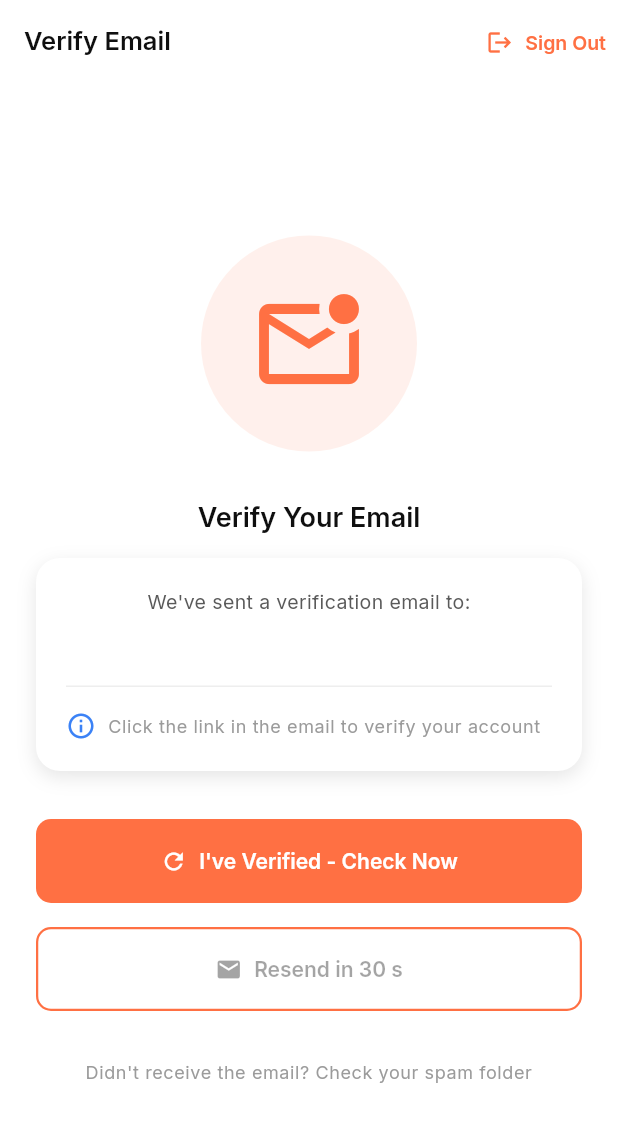
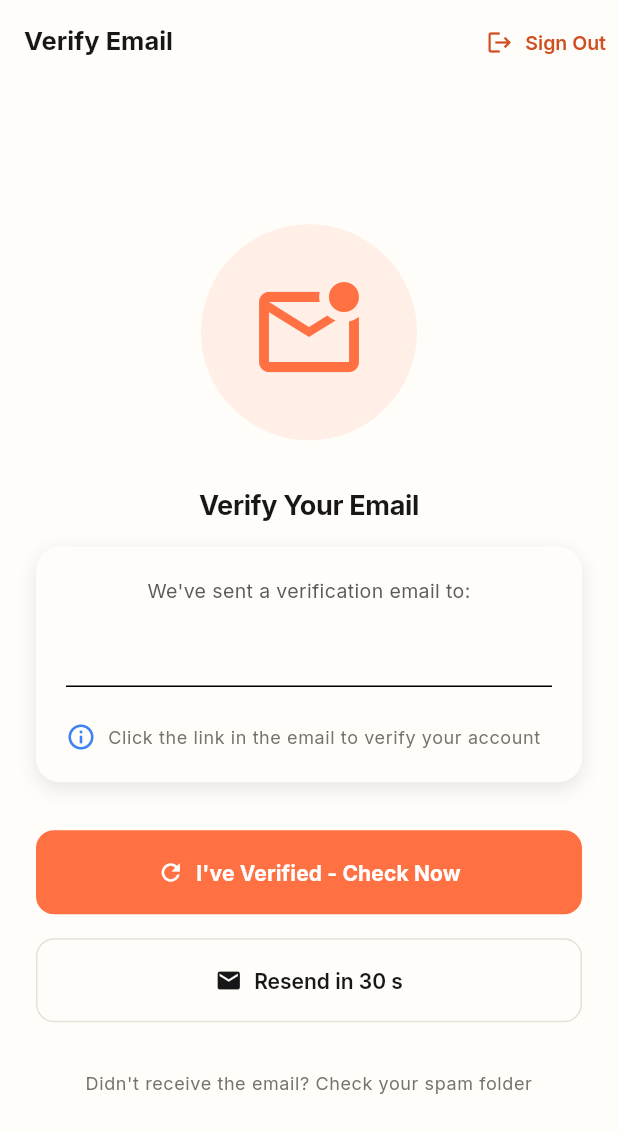
Before and after one commit to drizzlysean/sangaso, a Flutter app: the screen it shows once a user with an empty profile is signed in, on a phone screen of 412 x 824 dp. Shown: the top 1133 px of the screen. Run offline on Flutter 3.47's test engine with Material 3 defaults, Android fonts, the phone set to English and light mode, and no system bars; our stand-ins replace cloud_firestore, firebase_auth, firebase_core, firebase_storage, go_router, google_fonts and 1 more; accounts and stored records are empty.

Commit message:
feat: shared design tokens, Barlow/Playfair typography, branded widgets

```diff
--- a/lib/src/core/constants/app_colors.dart
+++ b/lib/src/core/constants/app_colors.dart
@@ -1,33 +1,45 @@
 import 'package:flutter/material.dart';
 
 class AppColors {
-  static const Color primary    = Color(0xFFFF7043);
-  static const Color primaryDim = Color(0xFFFFF3EF);
-  static const Color primaryMid = Color(0xFFFFE0D6);
+  // Brand oranges
+  static const Color primary     = Color(0xFFFF7043);
+  static const Color primaryDeep = Color(0xFFCF4F23);
+  static const Color primarySoft = Color(0xFFFF8A5C);
+  static const Color primaryDim  = Color(0xFFFFF1EC);
+  static const Color primaryMid  = Color(0xFFFFE0D6);
 
-  static const Color background  = Color(0xFFFFFFFF);
-  static const Color surface     = Color(0xFFFFFFFF);
-  static const Color surfaceGrey = Color(0xFFF7F7F7);
-  static const Color divider     = Color(0xFFEEEEEE);
-  static const Color border      = Color(0xFFE8E8E8);
+  // Dark / charcoal surfaces
+  static const Color charcoal    = Color(0xFF171615);
+  static const Color charcoalElevated = Color(0xFF24221F);
 
-  static const Color text1 = Color(0xFF0F0F0F);
-  static const Color text2 = Color(0xFF5A5A5A);
-  static const Color text3 = Color(0xFF9B9B9B);
+  // Warm light canvases
+  static const Color canvas      = Color(0xFFF7F4EE);
+  static const Color surface     = Color(0xFFFFFDF9);
+  static const Color background  = Color(0xFFFFFDF9);
+  static const Color surfaceGrey = Color(0xFFF7F4EE);
+  static const Color divider     = Color(0xFFE7E0D6);
+  static const Color border      = Color(0xFFE7E0D6);
+
+  // Text
+  static const Color text1 = Color(0xFF171717);
+  static const Color text2 = Color(0xFF5C5B57);
+  static const Color text3 = Color(0xFF77736D);
+  static const Color lightText = Color(0xFFFAF7F0);
+  static const Color mutedDark = Color(0xFFC9C2B8);
 
   // Aliases for compatibility
-  static const Color textPrimary   = text1;
-  static const Color textSecondary = text2;
-  static const Color textTertiary  = text3;
-  static const Color cardBorder    = border;
+  static const Color textPrimary    = text1;
+  static const Color textSecondary  = text2;
+  static const Color textTertiary   = text3;
+  static const Color cardBorder     = border;
   static const Color surfaceVariant = surfaceGrey;
-  static const Color accentLight   = primaryDim;
-  static const Color accent        = primary;
+  static const Color accentLight    = primaryDim;
+  static const Color accent         = primary;
 
   static const Color success = Color(0xFF22C55E);
   static const Color warning = Color(0xFFF59E0B);
   static const Color error   = Color(0xFFEF4444);
   static const Color info    = Color(0xFF3B82F6);
 
-  static const Color shadow = Color(0x1A000000); // black @ ~10% opacity
+  static const Color shadow = Color(0x1A171615);
 }
--- a/lib/src/core/theme/app_theme.dart
+++ b/lib/src/core/theme/app_theme.dart
@@ -21,25 +21,34 @@
         surfaceContainerHighest: AppColors.surfaceGrey,
       ),
       scaffoldBackgroundColor: AppColors.background,
+      pageTransitionsTheme: const PageTransitionsTheme(builders: {
+        TargetPlatform.android: ZoomPageTransitionsBuilder(),
+        TargetPlatform.iOS: CupertinoPageTransitionsBuilder(),
+      }),
       textTheme: base.copyWith(
-        // Display / hero
-        displayMedium: GoogleFonts.inter(fontSize: 28, fontWeight: FontWeight.w700, color: AppColors.text1, height: 1.2),
+        // Display / hero — Barlow Condensed for large headline blocks
+        displayLarge: GoogleFonts.barlowCondensed(
+            fontSize: 40, fontWeight: FontWeight.w800, color: AppColors.text1, height: 1.05, letterSpacing: -0.5),
+        displayMedium: GoogleFonts.barlowCondensed(
+            fontSize: 34, fontWeight: FontWeight.w800, color: AppColors.text1, height: 1.1, letterSpacing: -0.5),
+        displaySmall: GoogleFonts.barlowCondensed(
+            fontSize: 28, fontWeight: FontWeight.w800, color: AppColors.text1, height: 1.12),
         // Headings
-        headlineLarge:  GoogleFonts.inter(fontSize: 22, fontWeight: FontWeight.w700, color: AppColors.text1),
-        headlineMedium: GoogleFonts.inter(fontSize: 18, fontWeight: FontWeight.w600, color: AppColors.text1),
-        headlineSmall:  GoogleFonts.inter(fontSize: 16, fontWeight: FontWeight.w600, color: AppColors.text1),
+        headlineLarge: GoogleFonts.inter(fontSize: 22, fontWeight: FontWeight.w800, color: AppColors.text1, height: 1.25, letterSpacing: -0.3),
+        headlineMedium: GoogleFonts.inter(fontSize: 18, fontWeight: FontWeight.w700, color: AppColors.text1, height: 1.3, letterSpacing: -0.2),
+        headlineSmall: GoogleFonts.inter(fontSize: 16, fontWeight: FontWeight.w700, color: AppColors.text1),
         // Title
-        titleLarge:  GoogleFonts.inter(fontSize: 15, fontWeight: FontWeight.w600, color: AppColors.text1),
+        titleLarge: GoogleFonts.inter(fontSize: 15, fontWeight: FontWeight.w700, color: AppColors.text1),
         titleMedium: GoogleFonts.inter(fontSize: 14, fontWeight: FontWeight.w600, color: AppColors.text1),
-        titleSmall:  GoogleFonts.inter(fontSize: 13, fontWeight: FontWeight.w600, color: AppColors.text1),
+        titleSmall: GoogleFonts.inter(fontSize: 13, fontWeight: FontWeight.w600, color: AppColors.text1),
         // Body
-        bodyLarge:  GoogleFonts.inter(fontSize: 15, fontWeight: FontWeight.w400, color: AppColors.text1, height: 1.5),
+        bodyLarge: GoogleFonts.inter(fontSize: 15, fontWeight: FontWeight.w400, color: AppColors.text2, height: 1.55),
         bodyMedium: GoogleFonts.inter(fontSize: 13, fontWeight: FontWeight.w400, color: AppColors.text2, height: 1.5),
-        bodySmall:  GoogleFonts.inter(fontSize: 12, fontWeight: FontWeight.w400, color: AppColors.text3, height: 1.4),
+        bodySmall: GoogleFonts.inter(fontSize: 12, fontWeight: FontWeight.w400, color: AppColors.text3, height: 1.45),
         // Label
-        labelLarge:  GoogleFonts.inter(fontSize: 14, fontWeight: FontWeight.w600, color: AppColors.text1),
+        labelLarge: GoogleFonts.inter(fontSize: 14, fontWeight: FontWeight.w600, color: AppColors.text1),
         labelMedium: GoogleFonts.inter(fontSize: 12, fontWeight: FontWeight.w500, color: AppColors.text2),
-        labelSmall:  GoogleFonts.inter(fontSize: 11, fontWeight: FontWeight.w500, color: AppColors.text3, letterSpacing: 0.3),
+        labelSmall: GoogleFonts.inter(fontSize: 11, fontWeight: FontWeight.w600, color: AppColors.text3, letterSpacing: 1.2),
       ),
       appBarTheme: AppBarTheme(
         backgroundColor: AppColors.surface,
@@ -53,46 +62,66 @@
           statusBarIconBrightness: Brightness.dark,
         ),
         iconTheme: const IconThemeData(color: AppColors.text1, size: 22),
-        titleTextStyle: GoogleFonts.inter(fontSize: 17, fontWeight: FontWeight.w600, color: AppColors.text1),
+        titleTextStyle: GoogleFonts.inter(fontSize: 17, fontWeight: FontWeight.w700, color: AppColors.text1),
       ),
       elevatedButtonTheme: ElevatedButtonThemeData(
-        style: ElevatedButton.styleFrom(
-          backgroundColor: AppColors.primary,
-          foregroundColor: Colors.white,
-          elevation: 0,
-          padding: const EdgeInsets.symmetric(horizontal: 20, vertical: 13),
-          minimumSize: const Size(0, 46),
-          shape: RoundedRectangleBorder(borderRadius: BorderRadius.circular(10)),
-          textStyle: GoogleFonts.inter(fontSize: 14, fontWeight: FontWeight.w600),
+        style: ButtonStyle(
+          backgroundColor: WidgetStateProperty.resolveWith((states) {
+            if (states.contains(WidgetState.disabled)) return AppColors.primaryDim;
+            if (states.contains(WidgetState.pressed)) return AppColors.primaryDeep;
+            return AppColors.primary;
+          }),
+          foregroundColor: const WidgetStatePropertyAll(Colors.white),
+          overlayColor: WidgetStateProperty.resolveWith(
+              (states) => states.contains(WidgetState.pressed) ? AppColors.primaryDeep : null),
+          elevation: const WidgetStatePropertyAll(0),
+          padding: const WidgetStatePropertyAll(EdgeInsets.symmetric(horizontal: 22, vertical: 14)),
+          minimumSize: const WidgetStatePropertyAll(Size(0, 48)),
+          shape: WidgetStatePropertyAll(
+              RoundedRectangleBorder(borderRadius: BorderRadius.circular(12))),
+          textStyle: WidgetStatePropertyAll(GoogleFonts.inter(fontSize: 14, fontWeight: FontWeight.w700, letterSpacing: 0.1)),
         ),
       ),
       outlinedButtonTheme: OutlinedButtonThemeData(
-        style: OutlinedButton.styleFrom(
-          foregroundColor: AppColors.primary,
-          padding: const EdgeInsets.symmetric(horizontal: 20, vertical: 13),
-          minimumSize: const Size(0, 46),
-          shape: RoundedRectangleBorder(borderRadius: BorderRadius.circular(10)),
-          side: const BorderSide(color: AppColors.primary, width: 1.5),
-          textStyle: GoogleFonts.inter(fontSize: 14, fontWeight: FontWeight.w600),
+        style: ButtonStyle(
+          foregroundColor: const WidgetStatePropertyAll(AppColors.text1),
+          side: WidgetStateProperty.resolveWith((states) => BorderSide(
+              color: states.contains(WidgetState.focused) ? AppColors.primary : AppColors.border,
+              width: states.contains(WidgetState.focused) ? 1.5 : 1)),
+          padding: const WidgetStatePropertyAll(EdgeInsets.symmetric(horizontal: 22, vertical: 14)),
+          minimumSize: const WidgetStatePropertyAll(Size(0, 48)),
+          shape: WidgetStatePropertyAll(
+              RoundedRectangleBorder(borderRadius: BorderRadius.circular(12))),
+          textStyle: WidgetStatePropertyAll(GoogleFonts.inter(fontSize: 14, fontWeight: FontWeight.w600)),
         ),
       ),
       textButtonTheme: TextButtonThemeData(
         style: TextButton.styleFrom(
-          foregroundColor: AppColors.primary,
+          foregroundColor: AppColors.primaryDeep,
           padding: const EdgeInsets.symmetric(horizontal: 8, vertical: 4),
           textStyle: GoogleFonts.inter(fontSize: 13, fontWeight: FontWeight.w600),
         ),
       ),
       inputDecorationTheme: InputDecorationTheme(
         filled: true,
-        fillColor: AppColors.surfaceGrey,
+        fillColor: AppColors.canvas,
         contentPadding: const EdgeInsets.symmetric(horizontal: 14, vertical: 13),
-        border:        OutlineInputBorder(borderRadius: BorderRadius.circular(10), borderSide: const BorderSide(color: AppColors.border)),
-        enabledBorder: OutlineInputBorder(borderRadius: BorderRadius.circular(10), borderSide: const BorderSide(color: AppColors.border)),
-        focusedBorder: OutlineInputBorder(borderRadius: BorderRadius.circular(10), borderSide: const BorderSide(color: AppColors.primary, width: 1.5)),
-        errorBorder:   OutlineInputBorder(borderRadius: BorderRadius.circular(10), borderSide: const BorderSide(color: AppColors.error)),
-        focusedErrorBorder: OutlineInputBorder(borderRadius: BorderRadius.circular(10), borderSide: const BorderSide(color: AppColors.error, width: 1.5)),
-        hintStyle:  GoogleFonts.inter(fontSize: 14, color: AppColors.text3),
+        border: OutlineInputBorder(
+            borderRadius: BorderRadius.circular(12),
+            borderSide: const BorderSide(color: AppColors.border)),
+        enabledBorder: OutlineInputBorder(
+            borderRadius: BorderRadius.circular(12),
+            borderSide: const BorderSide(color: AppColors.border)),
+        focusedBorder: OutlineInputBorder(
+            borderRadius: BorderRadius.circular(12),
+            borderSide: const BorderSide(color: AppColors.primary, width: 1.5)),
+        errorBorder: OutlineInputBorder(
+            borderRadius: BorderRadius.circular(12),
+            borderSide: const BorderSide(color: AppColors.error)),
+        focusedErrorBorder: OutlineInputBorder(
+            borderRadius: BorderRadius.circular(12),
+            borderSide: const BorderSide(color: AppColors.error, width: 1.5)),
+        hintStyle: GoogleFonts.inter(fontSize: 14, color: AppColors.text3),
         labelStyle: GoogleFonts.inter(fontSize: 14, color: AppColors.text2),
         errorStyle: GoogleFonts.inter(fontSize: 11, color: AppColors.error),
       ),
@@ -100,24 +129,16 @@
         color: AppColors.surface,
         elevation: 0,
         shape: RoundedRectangleBorder(
-          borderRadius: BorderRadius.circular(12),
+          borderRadius: BorderRadius.circular(14),
           side: const BorderSide(color: AppColors.border),
         ),
         margin: EdgeInsets.zero,
       ),
-      dividerTheme: const DividerThemeData(color: AppColors.divider, thickness: 1, space: 1),
-      chipTheme: ChipThemeData(
-        backgroundColor: AppColors.surfaceGrey,
-        selectedColor: AppColors.primaryDim,
-        labelStyle: GoogleFonts.inter(fontSize: 13, fontWeight: FontWeight.w500),
-        padding: const EdgeInsets.symmetric(horizontal: 10, vertical: 5),
-        shape: RoundedRectangleBorder(borderRadius: BorderRadius.circular(50), side: BorderSide.none),
-      ),
       snackBarTheme: SnackBarThemeData(
         behavior: SnackBarBehavior.floating,
-        shape: RoundedRectangleBorder(borderRadius: BorderRadius.circular(10)),
-        backgroundColor: AppColors.text1,
-        contentTextStyle: GoogleFonts.inter(fontSize: 13, fontWeight: FontWeight.w500, color: Colors.white),
+        shape: RoundedRectangleBorder(borderRadius: BorderRadius.circular(12)),
+        backgroundColor: AppColors.charcoal,
+        contentTextStyle: GoogleFonts.inter(fontSize: 13, fontWeight: FontWeight.w500, color: AppColors.lightText),
       ),
       bottomNavigationBarTheme: BottomNavigationBarThemeData(
         backgroundColor: AppColors.surface,
```
Also changed, not shown: lib/src/core/widgets/brand.dart (added, +309 -0 lines).
